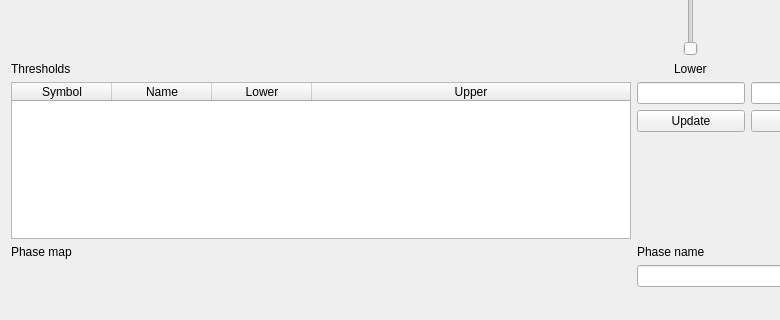
The window that src/resources/ui_new_phase_filtered_dialog.ui (ianthomas23/QACD-quack) describes before a commit, drawn with Qt 5; both pictures show x 0 to 780 and y 260 to 580 of the 870 by 869 pixel window.
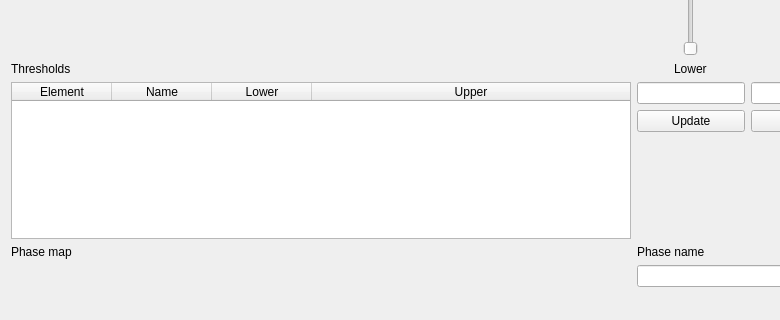
The same window after the commit. Custom widgets are drawn as their Qt base class.

Diff of the .ui file:
```diff
--- a/src/resources/ui_new_phase_filtered_dialog.ui
+++ b/src/resources/ui_new_phase_filtered_dialog.ui
@@ -123,7 +123,7 @@
      </attribute>
      <column>
       <property name="text">
-       <string>Symbol</string>
+       <string>Element</string>
       </property>
      </column>
      <column>
```
